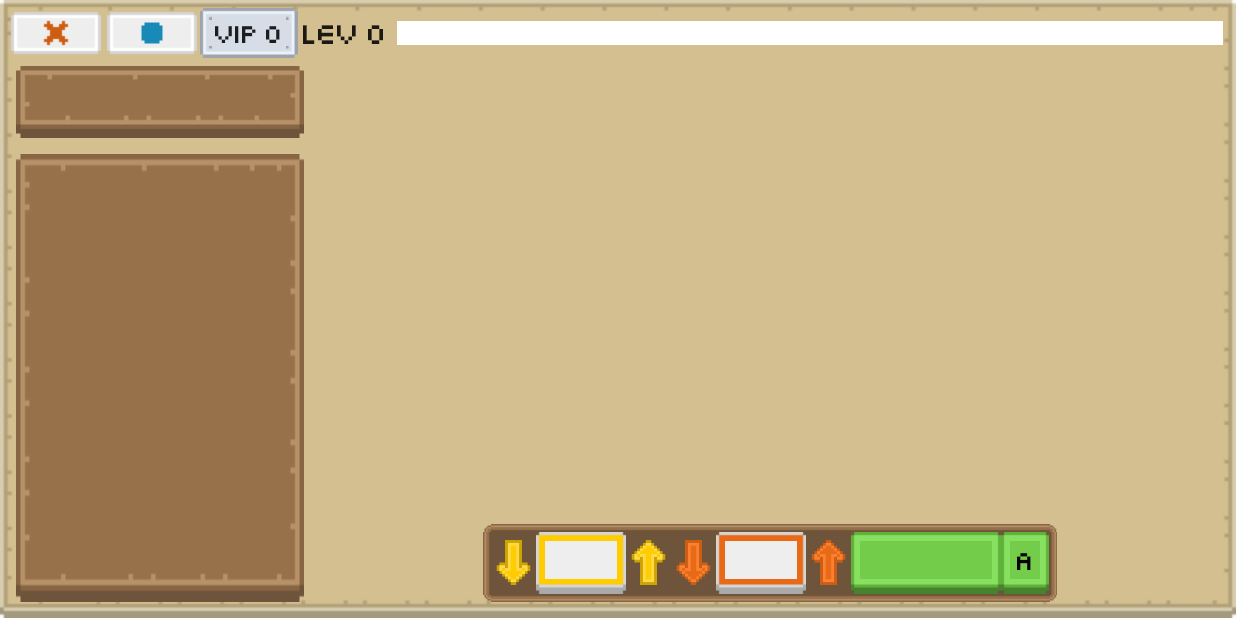
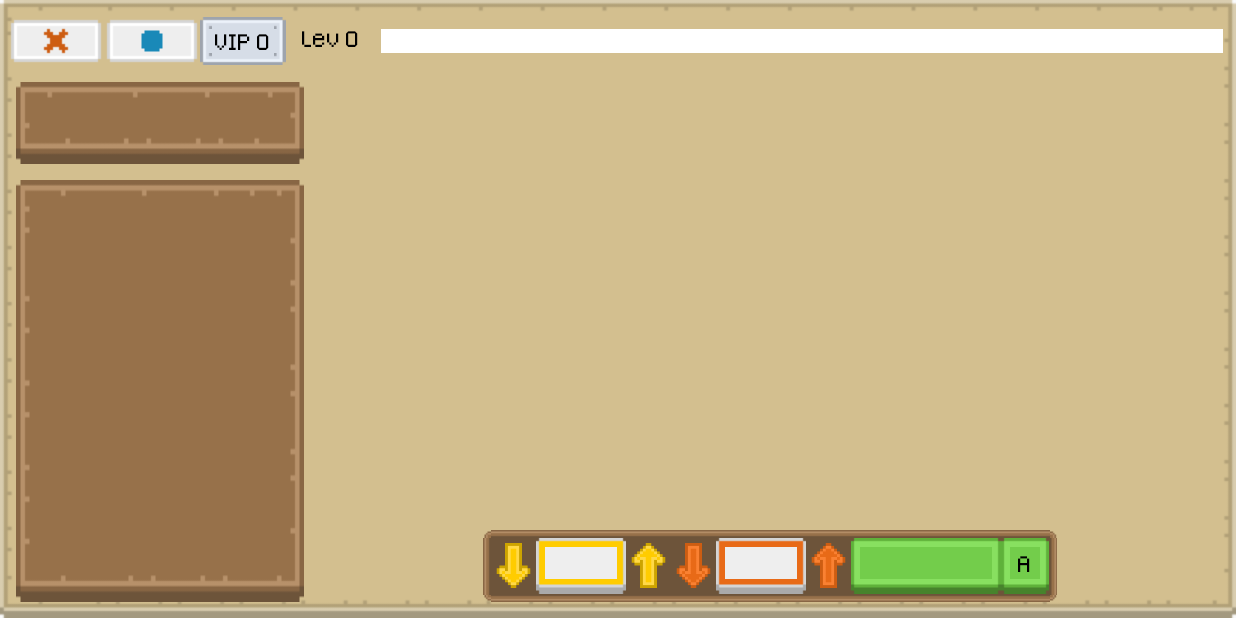
Before and after one commit to JakeSteam/BlacksmithSlots, an Android app: the SlotActivity screen opened directly, with no data from a screen before it, on a phone screen of 824 x 412 dp (held sideways). Run offline under Robolectric (Android 15) with nearby library versions, the phone set to English and light mode, and no system bars; libraries missing offline, so code that uses them is left out: com.orm, com.orm.query; 8 statements that could not run were skipped.

Commit message:
Improved font a little

```diff
--- a/app/src/main/java/uk/co/jakelee/blacksmithslots/components/FontTextView.java
+++ b/app/src/main/java/uk/co/jakelee/blacksmithslots/components/FontTextView.java
@@ -20,7 +20,7 @@ public class FontTextView extends TextView {
         super(context, attrs, defStyle);
 
         if (mTypeface == null) {
-            mTypeface = Typeface.createFromAsset(context.getAssets(), "fonts/KenPixel Mini.ttf");
+            mTypeface = Typeface.createFromAsset(context.getAssets(), "fonts/Kenney Pixel.ttf");
         }
         setTypeface(mTypeface);
     }
--- a/app/src/main/res/layout/activity_slot.xml
+++ b/app/src/main/res/layout/activity_slot.xml
@@ -30,7 +30,7 @@
             android:layout_width="wrap_content"
             android:layout_height="wrap_content"
             android:text="VIP 0"
-            android:textSize="18sp"
+            style="@style/SlotText"
             android:background="@drawable/box_metal"
             android:paddingTop="5dp"
             android:paddingBottom="5dp"
@@ -41,7 +41,7 @@
             android:layout_width="wrap_content"
             android:layout_height="wrap_content"
             android:text="Lev 0"
-            android:textSize="20sp"
+            style="@style/SlotText"
             android:onClick="levelInfo"
             android:layout_margin="3dp"/>
         <ProgressBar
@@ -81,7 +81,7 @@
                 android:id="@+id/resourceInfo"
                 android:layout_width="wrap_content"
                 android:layout_height="wrap_content"
-                android:textSize="18sp"/>
+                style="@style/SlotText"/>
         </LinearLayout>
         <ScrollView
             android:layout_width="match_parent"
--- a/app/src/main/res/layout/custom_resource_info.xml
+++ b/app/src/main/res/layout/custom_resource_info.xml
@@ -14,7 +14,8 @@
         android:id="@+id/itemInfo"
         android:layout_width="wrap_content"
         android:layout_height="wrap_content"
-        android:textSize="18sp"
+        android:textAppearance="@style/FontSize"
         android:maxLines="3"
+        android:layout_gravity="center_vertical"
         android:paddingRight="13dp"/>
 </TableRow>
--- a/app/src/main/res/values/styles.xml
+++ b/app/src/main/res/values/styles.xml
@@ -8,10 +8,9 @@
         <item name="colorAccent">@color/colorAccent</item>
     </style>
 
-    <style name="SlotText">
+    <style name="SlotText" parent="FontSize">
         <item name="android:layout_width">60dp</item>
         <item name="android:layout_height">wrap_content</item>
-        <item name="android:textSize">18sp</item>
         <item name="android:gravity">center</item>
         <item name="android:textColor">@color/black</item>
         <item name="android:paddingTop">7dp</item>
@@ -20,4 +19,8 @@
         <item name="android:paddingBottom">11dp</item>
     </style>
 
+    <style name="FontSize">
+        <item name="android:textSize">24sp</item>
+    </style>
+
 </resources>
```
Also changed, not shown: app/src/main/assets/fonts/KenPixel Mini.ttf (deleted), app/src/main/assets/fonts/Kenney Pixel.ttf (added).
